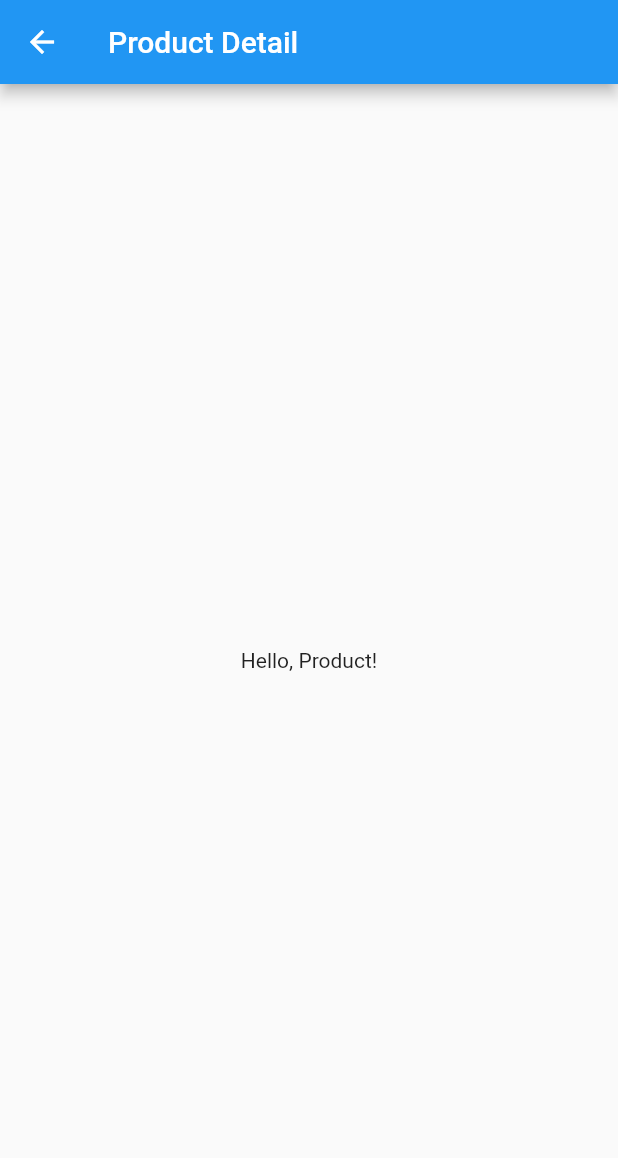
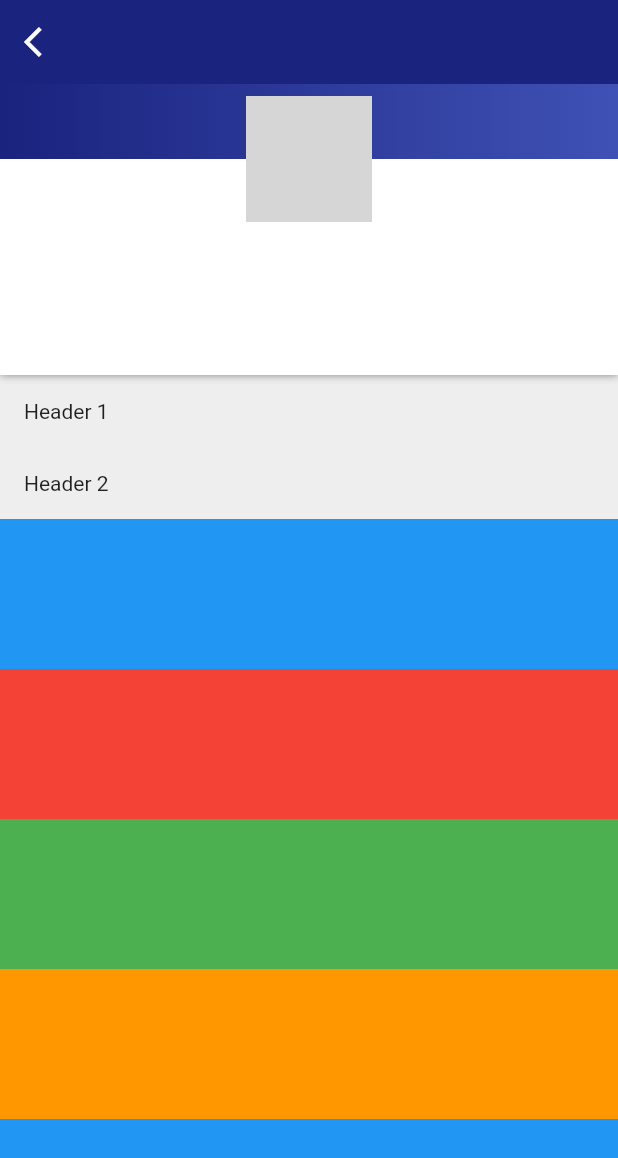
Before and after one commit to one-piece-team1/one-piece-platform, a Flutter app: the UserInfo screen opened directly, on a phone screen of 412 x 824 dp. Shown: the top 1158 px of the screen. Run offline on Flutter 3.47's test engine with Material 2 defaults, Android fonts, the phone set to English and light mode, and no system bars; drawn by our look-alikes of overlay_support; our stand-ins replace dio, firebase_auth, firebase_core, google_sign_in, modal_progress_hud, shared_preferences; missing offline and left inert: dart:html; accounts and stored records are empty; network calls fail; grey boxes are pictures that could not be loaded.

Commit message:
<add><member page layout>

```diff
--- /dev/null
+++ b/lib/ui/components/common/default_scaffold.dart
@@ -0,0 +1,280 @@
+import 'package:flutter/material.dart';
+import 'package:modal_progress_hud/modal_progress_hud.dart';
+
+class DefaultScaffold extends StatelessWidget {
+  DefaultScaffold({
+    this.showSpinner: false,
+//    @required this.contents,
+  });
+
+  final bool showSpinner;
+//  final List<Widget> contents;
+//TODO: how to pass multiple widgets just like react slot
+  @override
+  Widget build(BuildContext context) {
+    var screenSize = MediaQuery.of(context).size;
+
+    return Scaffold(
+      backgroundColor: Colors.indigo[900],
+      extendBodyBehindAppBar: true,
+      appBar: AppBar(
+        title: Text(''), // You can add title here
+        leading: new IconButton(
+          icon: new Icon(Icons.arrow_back_ios, color: Colors.white),
+          // TODO: pop is not working with navigation bar
+          onPressed: () => Navigator.of(context).pop(),
+        ),
+        backgroundColor: Colors.indigo[900], //You can make this transparent
+        elevation: 0.0, //No shadow
+      ),
+      body: ModalProgressHUD(
+        inAsyncCall: showSpinner,
+        child: CustomScrollView(
+          slivers: <Widget>[
+            SliverPersistentHeader(
+              pinned: false,
+              delegate: MyDynamicHeader(),
+            ),
+            SliverList(
+              delegate: SliverChildListDelegate(
+                [
+                  HeaderWidget("Header 1"),
+                  HeaderWidget("Header 2"),
+                ],
+              ),
+            ),
+            SliverList(
+              delegate: SliverChildListDelegate(
+                [
+                  BodyWidget(Colors.blue),
+                  BodyWidget(Colors.red),
+                  BodyWidget(Colors.green),
+                  BodyWidget(Colors.orange),
+                  BodyWidget(Colors.blue),
+                  BodyWidget(Colors.red),
+                ],
+              ),
+            ),
+            SliverGrid(
+              delegate: SliverChildListDelegate([
+                BodyWidget(Colors.blue),
+                BodyWidget(Colors.red),
+                BodyWidget(Colors.green),
+                BodyWidget(Colors.orange),
+                BodyWidget(Colors.blue),
+                BodyWidget(Colors.red),
+                BodyWidget(Colors.red),
+                BodyWidget(Colors.green),
+                BodyWidget(Colors.orange),
+                BodyWidget(Colors.blue),
+                BodyWidget(Colors.red),
+              ]),
+              gridDelegate: SliverGridDelegateWithFixedCrossAxisCount(
+                crossAxisCount: 4,
+              ),
+            ),
+          ],
+        ),
+      ),
+    );
+//    return Scaffold(
+//      backgroundColor: Colors.white,
+//      extendBodyBehindAppBar: true,
+//      body: ModalProgressHUD(
+//        inAsyncCall: showSpinner,
+//        child: SingleChildScrollView(
+//          scrollDirection: Axis.vertical,
+//          child: Stack(
+//            children: <Widget>[
+//              Container(
+//                height: screenSize.height * 0.2,
+//                color: Colors.grey[600],
+//              ),
+//              Padding(
+//                padding: EdgeInsets.symmetric(
+//                  horizontal: screenSize.height * 0.06,
+//                ),
+//                child: Column(
+//                  mainAxisAlignment: MainAxisAlignment.center,
+//                  crossAxisAlignment: CrossAxisAlignment.stretch,
+//                  children: <Widget>[
+//                    SizedBox(
+//                      height: screenSize.height * 0.15,
+//                    ),
+//                    ClipRRect(
+//                      borderRadius: BorderRadius.circular(20),
+//                      child: Container(
+//                        height: screenSize.height * 0.1,
+//                        child: Image.asset('images/logo.png'),
+//                      ),
+//                    ),
+//                    CustomScrollView(
+//                      slivers: <Widget>[
+//                        SliverList(
+//                          delegate: SliverChildListDelegate(
+//                            [
+//                              HeaderWidget("Header 1"),
+//                              HeaderWidget("Header 2"),
+//                              HeaderWidget("Header 3"),
+//                              HeaderWidget("Header 4"),
+//                            ],
+//                          ),
+//                        ),
+//                        SliverList(
+//                          delegate: SliverChildListDelegate(
+//                            [
+//                              BodyWidget(Colors.blue),
+//                              BodyWidget(Colors.red),
+//                              BodyWidget(Colors.green),
+//                              BodyWidget(Colors.orange),
+//                              BodyWidget(Colors.blue),
+//                              BodyWidget(Colors.red),
+//                            ],
+//                          ),
+//                        ),
+//                        SliverGrid(
+//                          delegate: SliverChildListDelegate([
+//                            BodyWidget(Colors.blue),
+//                            BodyWidget(Colors.red),
+//                            BodyWidget(Colors.green),
+//                            BodyWidget(Colors.orange),
+//                            BodyWidget(Colors.blue),
+//                            BodyWidget(Colors.red),
+//                            BodyWidget(Colors.red),
+//                            BodyWidget(Colors.green),
+//                            BodyWidget(Colors.orange),
+//                            BodyWidget(Colors.blue),
+//                            BodyWidget(Colors.red),
+//                          ]),
+//                          gridDelegate:
+//                              SliverGridDelegateWithFixedCrossAxisCount(
+//                            crossAxisCount: 4,
+//                          ),
+//                        ),
+//                      ],
+//                    ),
+//                  ],
+//                ),
+//              ),
+//              new Positioned(
+//                top: 0.0,
+//                left: 0.0,
+//                right: 0.0,
+//                child: AppBar(
+//                  title: Text(''), // You can add title here
+//                  leading: new IconButton(
+//                    icon: new Icon(Icons.arrow_back_ios, color: Colors.white),
+//                    onPressed: () => Navigator.of(context).pop(),
+//                  ),
+//                  backgroundColor:
+//                      Colors.grey[800], //You can make this transparent
+//                  elevation: 0.0, //No shadow
+//                ),
+//              ),
+//            ],
+//          ),
+//        ),
+//      ),
+//    );
+  }
+}
+
+class HeaderWidget extends StatelessWidget {
+  final String text;
+
+  HeaderWidget(this.text);
+
+  @override
+  Widget build(BuildContext context) {
+    return Container(
+      padding: EdgeInsets.all(16.0),
+      child: Text(text),
+      color: Colors.grey[200],
+    );
+  }
+}
+
+class BodyWidget extends StatelessWidget {
+  final Color color;
+
+  BodyWidget(this.color);
+
+  @override
+  Widget build(BuildContext context) {
+    return Container(
+      height: 100.0,
+      color: color,
+      alignment: Alignment.center,
+    );
+  }
+}
+
+class MyDynamicHeader extends SliverPersistentHeaderDelegate {
+  int index = 0;
+  final double circleRadius = 100.0;
+  final double circleBorderWidth = 8.0;
+
+  @override
+  Widget build(
+      BuildContext context, double shrinkOffset, bool overlapsContent) {
+    return LayoutBuilder(builder: (context, constraints) {
+      final Color color = Colors.primaries[index];
+      final double percentage =
+          (constraints.maxHeight - minExtent) / (maxExtent - minExtent);
+
+      if (++index > Colors.primaries.length - 1) index = 0;
+
+      return Container(
+        decoration: BoxDecoration(
+          boxShadow: [BoxShadow(blurRadius: 4.0, color: Colors.black45)],
+          gradient: LinearGradient(colors: [Colors.indigo[900], Colors.indigo]),
+        ),
+        height: constraints.maxHeight,
+        child: SafeArea(
+          child: Stack(
+            alignment: Alignment.topCenter,
+            children: <Widget>[
+              Padding(
+                padding: EdgeInsets.only(top: circleRadius / 2.0),
+                child: Container(
+                  //replace this Container with your Card
+                  color: Colors.white,
+                  height: 200,
+                ),
+              ),
+              Container(
+                width: circleRadius,
+                height: circleRadius,
+//                decoration:
+//                    ShapeDecoration(shape: CircleBorder(), color: Colors.white),
+                child: Padding(
+                  padding: EdgeInsets.all(circleBorderWidth),
+                  child: DecoratedBox(
+                    decoration: ShapeDecoration(
+                      shape: CircleBorder(),
+                      image: DecorationImage(
+                        fit: BoxFit.cover,
+                        image: NetworkImage(
+                          'https://upload.wikimedia.org/wikipedia/commons/a/a0/Bill_Gates_2018.jpg',
+                        ),
+                      ),
+                    ),
+                  ),
+                ),
+              )
+            ],
+          ),
+        ),
+      );
+    });
+  }
+
+  @override
+  bool shouldRebuild(SliverPersistentHeaderDelegate _) => true;
+
+  @override
+  double get maxExtent => 250.0;
+
+  @override
+  double get minExtent => 80.0;
+}
--- a/lib/ui/screens/user/user_info.dart
+++ b/lib/ui/screens/user/user_info.dart
@@ -1,18 +1,75 @@
 import 'package:flutter/material.dart';
+import 'package:modal_progress_hud/modal_progress_hud.dart';
+import 'package:one_piece_platform/ui/components/common/default_scaffold.dart';
 
-class UserInfo extends StatelessWidget {
+class UserInfo extends StatefulWidget {
   static Route<dynamic> route() => MaterialPageRoute(
         builder: (context) => UserInfo(),
       );
+
+  @override
+  _UserInfoState createState() => _UserInfoState();
+}
+
+class _UserInfoState extends State<UserInfo> {
+  bool showSpinner = false;
   @override
   Widget build(BuildContext context) {
-    return Scaffold(
-      appBar: AppBar(
-        title: Text("Product Detail"),
-      ),
-      body: Center(
-        child: Text("Hello, Product!"),
-      ),
-    );
+//    var screenSize = MediaQuery.of(context).size;
+    return DefaultScaffold();
+//    return Scaffold(
+//      backgroundColor: Colors.white,
+//      extendBodyBehindAppBar: true,
+//      body: ModalProgressHUD(
+//        inAsyncCall: showSpinner,
+//        child: SingleChildScrollView(
+//          scrollDirection: Axis.vertical,
+//          child: Stack(
+//            children: <Widget>[
+//              Container(
+//                height: screenSize.height * 0.2,
+//                color: Colors.grey[600],
+//              ),
+//              Padding(
+//                padding: EdgeInsets.symmetric(
+//                  horizontal: screenSize.height * 0.06,
+//                ),
+//                child: Column(
+//                  mainAxisAlignment: MainAxisAlignment.center,
+//                  crossAxisAlignment: CrossAxisAlignment.stretch,
+//                  children: <Widget>[
+//                    SizedBox(
+//                      height: screenSize.height * 0.15,
+//                    ),
+//                    ClipRRect(
+//                      borderRadius: BorderRadius.circular(20),
+//                      child: Container(
+//                        height: screenSize.height * 0.1,
+//                        child: Image.asset('images/logo.png'),
+//                      ),
+//                    ),
+//                  ],
+//                ),
+//              ),
+//              new Positioned(
+//                top: 0.0,
+//                left: 0.0,
+//                right: 0.0,
+//                child: AppBar(
+//                  title: Text(''), // You can add title here
+//                  leading: new IconButton(
+//                    icon: new Icon(Icons.arrow_back_ios, color: Colors.white),
+//                    onPressed: () => Navigator.of(context).pop(),
+//                  ),
+//                  backgroundColor:
+//                      Colors.grey[800], //You can make this transparent
+//                  elevation: 0.0, //No shadow
+//                ),
+//              ),
+//            ],
+//          ),
+//        ),
+//      ),
+//    );
   }
 }
```
Also changed, not shown: lib/ui/screens/authentication/login_screen.dart (+7 -7 lines), lib/ui/screens/authentication/registration_screen.dart (+14 -14 lines), lib/ui/components/common/bottom_navigation.dart (deleted).
